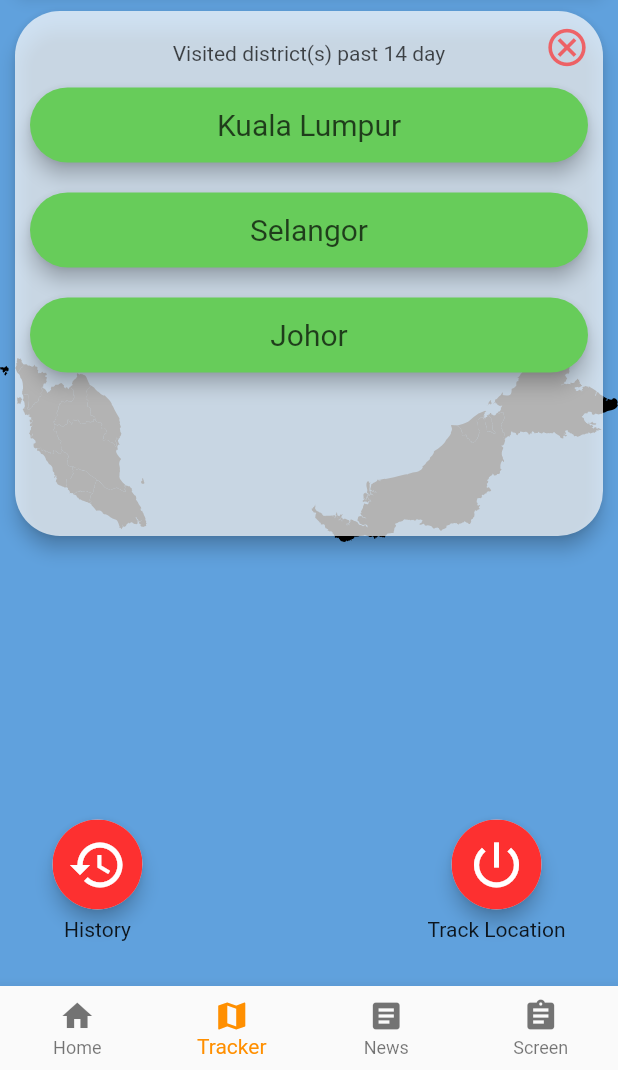
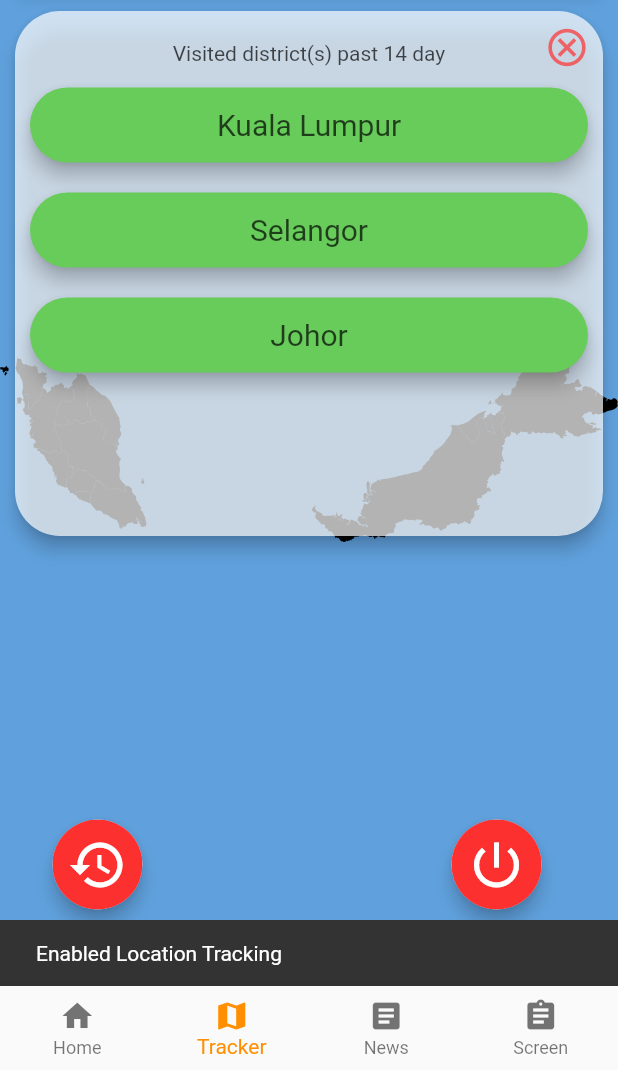
Before and after one commit to GalaSejahtera/GalaSejahtera, a Flutter app: the NavBar screen opened by its route, item 2 of the bottom bar chosen, after a tap on the "history" icon, after a tap on the "power settings new" icon, on a phone screen of 412 x 824 dp, the part 166-1236 px from its top. Run offline on Flutter 3.47's test engine with Material 2 defaults, Android fonts, the phone set to English and light mode, and no system bars; drawn by our look-alikes of flutter_typeahead; our stand-ins replace animated_text_kit, flutter_svg, modal_progress_hud; network calls fail.

Commit message:
Implement active

```diff
--- a/lib/screens/tracker_screen/tracker_screen.dart
+++ b/lib/screens/tracker_screen/tracker_screen.dart
@@ -17,6 +17,7 @@ class _TrackerScreenState extends State<TrackerScreen> {
   RestApiServices restApiServices = RestApiServices();
   TextEditingController controller = TextEditingController();
   bool showHistory = false;
+  bool trackLocation = false;
 
   Future<CovidCasesRecords> covidCasesRecords;
   String selected = "";
@@ -47,6 +48,7 @@ class _TrackerScreenState extends State<TrackerScreen> {
           child: CustomIconButton(
               title: "History",
               icon: Icon(Icons.history),
+              active: showHistory,
               onPressed: () {
                 setState(() {
                   showHistory = true;
@@ -59,7 +61,17 @@ class _TrackerScreenState extends State<TrackerScreen> {
           child: CustomIconButton(
               title: "Track Location",
               icon: Icon(Icons.power_settings_new),
-              onPressed: () {}),
+              active: trackLocation,
+              onPressed: () {
+                Scaffold.of(context).showSnackBar(SnackBar(
+                  content: Text(trackLocation
+                      ? "Disabled Location Tracking"
+                      : "Enabled Location Tracking"),
+                ));
+                setState(() {
+                  trackLocation = !trackLocation;
+                });
+              }),
         ),
         Column(
           children: <Widget>[
--- a/lib/widgets/custom_iconbutton.dart
+++ b/lib/widgets/custom_iconbutton.dart
@@ -4,8 +4,10 @@ class CustomIconButton extends StatelessWidget {
   final Icon icon;
   final Function onPressed;
   final String title;
+  final bool active;
 
-  const CustomIconButton({this.icon, this.onPressed, this.title = ""});
+  const CustomIconButton(
+      {this.icon, this.onPressed, this.title = "", this.active = false});
 
   @override
   Widget build(BuildContext context) {
@@ -17,8 +19,8 @@ class CustomIconButton extends StatelessWidget {
         child: Ink(
           width: 60,
           height: 60,
-          decoration: const ShapeDecoration(
-            color: Color(0xffFD3030),
+          decoration: ShapeDecoration(
+            color: active ? Color(0xffFD3030) : Color(0xfffa7070),
             shape: CircleBorder(),
           ),
           child: IconButton(
```
